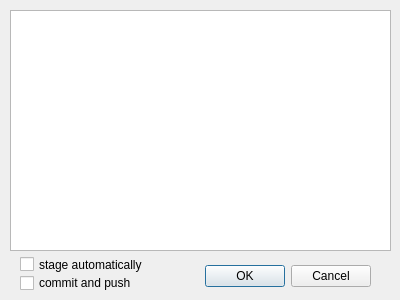
The window that GitView/source/commitmessage.ui (Rolloke/GUI-Apps) describes before a commit, drawn with Qt 5.
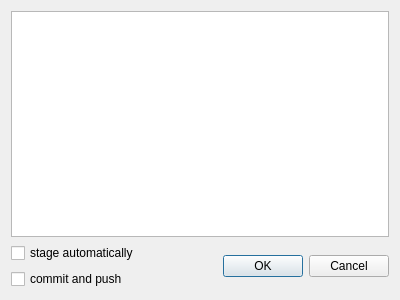
The same window after the commit.

Commit message: comment and refacturing

The edit to the form file:
```diff
--- a/GitView/source/commitmessage.ui
+++ b/GitView/source/commitmessage.ui
@@ -13,44 +13,44 @@
   <property name="windowTitle">
    <string>Enter a commit Message</string>
   </property>
-  <widget class="QDialogButtonBox" name="buttonBox">
-   <property name="geometry">
-    <rect>
-     <x>190</x>
-     <y>260</y>
-     <width>181</width>
-     <height>32</height>
-    </rect>
-   </property>
-   <property name="orientation">
-    <enum>Qt::Horizontal</enum>
-   </property>
-   <property name="standardButtons">
-    <set>QDialogButtonBox::Cancel|QDialogButtonBox::Ok</set>
-   </property>
-  </widget>
+  <layout class="QVBoxLayout" name="verticalLayout">
+   <item>
   <widget class="QTextEdit" name="textMessageEdit">
-   <property name="geometry">
-    <rect>
-     <x>10</x>
-     <y>10</y>
-     <width>381</width>
-     <height>241</height>
-    </rect>
-   </property>
    <property name="statusTip">
     <string>Description for the commitment of the changes</string>
    </property>
   </widget>
+   </item>
+   <item>
+    <layout class="QHBoxLayout" name="horizontalLayout">
+     <property name="leftMargin">
+      <number>0</number>
+     </property>
+     <property name="topMargin">
+      <number>0</number>
+     </property>
+     <property name="rightMargin">
+      <number>0</number>
+     </property>
+     <property name="bottomMargin">
+      <number>0</number>
+     </property>
+     <item>
+      <layout class="QVBoxLayout" name="verticalLayout_2">
+       <property name="leftMargin">
+        <number>0</number>
+       </property>
+       <property name="topMargin">
+        <number>0</number>
+       </property>
+       <property name="rightMargin">
+        <number>0</number>
+       </property>
+       <property name="bottomMargin">
+        <number>0</number>
+       </property>
+       <item>
   <widget class="QCheckBox" name="ckAutoStage">
-   <property name="geometry">
-    <rect>
-     <x>20</x>
-     <y>254</y>
-     <width>161</width>
-     <height>21</height>
-    </rect>
-   </property>
    <property name="statusTip">
     <string>Check to automatically skip the staging area</string>
    </property>
@@ -58,19 +58,29 @@
     <string>stage automatically</string>
    </property>
   </widget>
+       </item>
+       <item>
   <widget class="QCheckBox" name="ckCommitAndPush">
-   <property name="geometry">
-    <rect>
-     <x>20</x>
-     <y>272</y>
-     <width>161</width>
-     <height>22</height>
-    </rect>
-   </property>
    <property name="text">
     <string>commit and push</string>
    </property>
   </widget>
+       </item>
+      </layout>
+     </item>
+     <item>
+      <widget class="QDialogButtonBox" name="buttonBox">
+       <property name="orientation">
+        <enum>Qt::Horizontal</enum>
+       </property>
+       <property name="standardButtons">
+        <set>QDialogButtonBox::Cancel|QDialogButtonBox::Ok</set>
+       </property>
+      </widget>
+     </item>
+    </layout>
+   </item>
+  </layout>
  </widget>
  <resources/>
  <connections>
```
Lines whose indentation alone changed are shown as unchanged. The commit also changes 1 other file.
